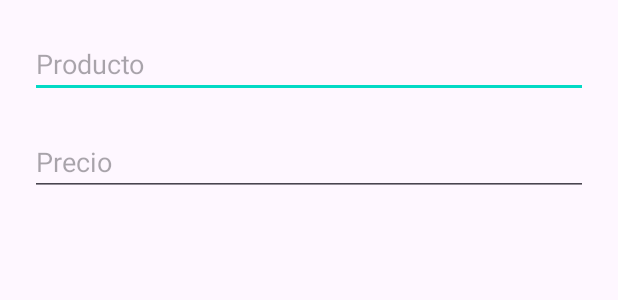
After one commit to rubensg2499/LatePay, an Android app: the layout agregar_producto.xml on its own in the app's theme, with its tools: preview values and no code run, on a phone screen of 412 x 824 dp. The commit adds this screen. Shown: the top 300 px of the screen. Run offline under Robolectric (Android 15) with nearby library versions, the phone set to English and light mode, and no system bars.

Commit message:
v1.4.0 Se agregó el layout de agregar producto.

```diff
--- /dev/null
+++ b/app/src/main/res/layout/agregar_producto.xml
@@ -0,0 +1,31 @@
+<?xml version="1.0" encoding="utf-8"?>
+<androidx.constraintlayout.widget.ConstraintLayout xmlns:android="http://schemas.android.com/apk/res/android"
+    xmlns:app="http://schemas.android.com/apk/res-auto"
+    xmlns:tools="http://schemas.android.com/tools"
+    android:layout_width="match_parent"
+    android:layout_height="match_parent">
+
+    <EditText
+        android:id="@+id/txt_producto"
+        android:layout_width="match_parent"
+        android:layout_height="wrap_content"
+        android:ems="10"
+        android:inputType="textPersonName"
+        android:hint="@string/producto"
+        android:layout_margin="20dp"
+        app:layout_constraintEnd_toEndOf="parent"
+        app:layout_constraintStart_toStartOf="parent"
+        app:layout_constraintTop_toTopOf="parent" />
+
+    <EditText
+        android:id="@+id/txt_precio"
+        android:layout_width="match_parent"
+        android:layout_height="wrap_content"
+        android:ems="10"
+        android:inputType="numberDecimal"
+        android:hint="@string/precio"
+        android:layout_margin="20dp"
+        app:layout_constraintEnd_toEndOf="parent"
+        app:layout_constraintStart_toStartOf="parent"
+        app:layout_constraintTop_toBottomOf="@+id/txt_producto" />
+</androidx.constraintlayout.widget.ConstraintLayout>
--- a/app/src/main/res/values/strings.xml
+++ b/app/src/main/res/values/strings.xml
@@ -57,4 +57,6 @@
     <string name="editar_producto">Editar</string>
     <string name="pagar_todo">Pagar todo</string>
     <string name="agregar">Agregar</string>
+    <string name="producto">Producto</string>
+    <string name="precio">Precio</string>
 </resources>
```
